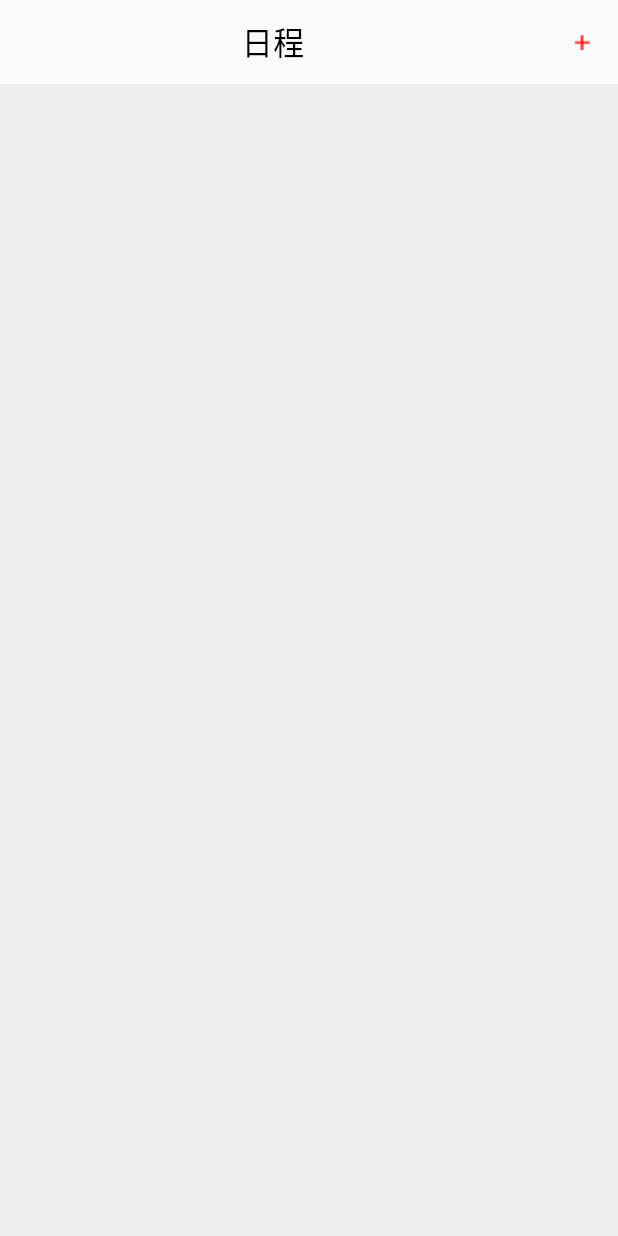
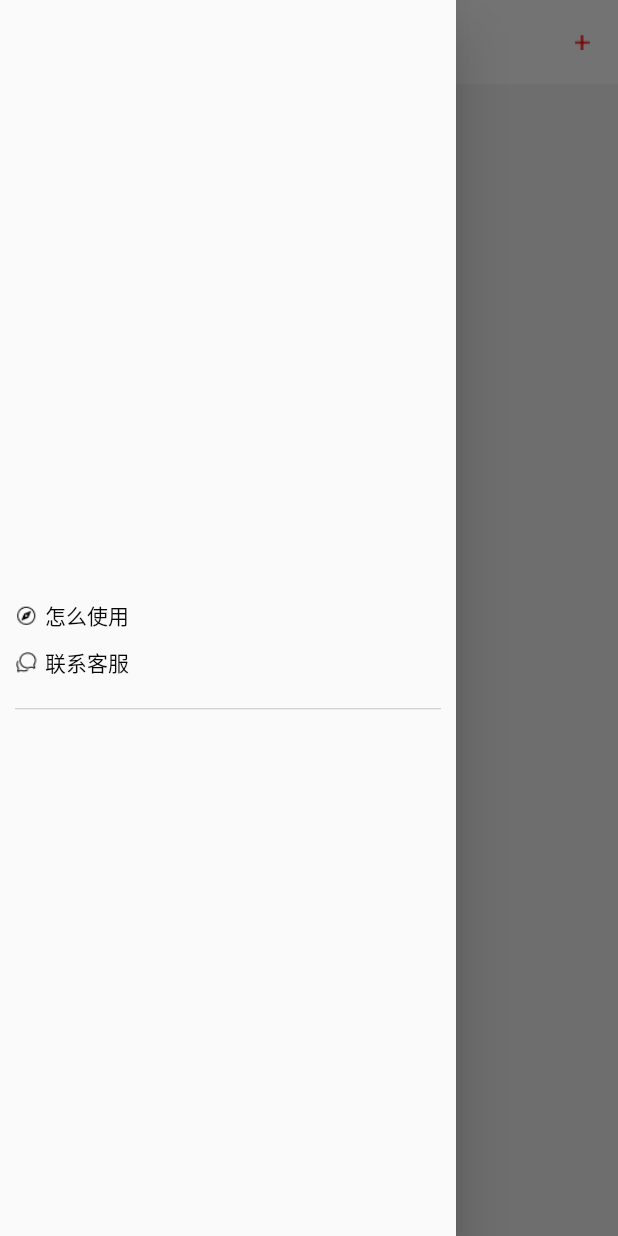
Before and after one commit to TG-lab3k/mobile-lapse-beta, a Flutter app: the screen it shows after launch, with the side drawer open (before the commit the screen has no drawer), on a phone screen of 412 x 824 dp. Run offline on Flutter 3.47's test engine with Material 2 defaults, Android fonts, the phone set to English and light mode, and no system bars; drawn by our look-alikes of pull_to_refresh; our stand-ins replace flutter_bloc, fluttertoast, go_router, sqflite; missing offline and left inert: flutter_cupertino_datetime_picker, simple_tags; accounts and stored records are empty; generated files the repository leaves out were written again.

Commit message:
Dev menu ui

```diff
--- a/lib/business/event/home/home_page.dart
+++ b/lib/business/event/home/home_page.dart
@@ -1,10 +1,14 @@
 import 'package:flutter/material.dart';
 import 'package:flutter_bloc/flutter_bloc.dart';
 import 'package:go_router/go_router.dart';
+import 'package:lapse/business/event/home/home_service.dart';
 import 'package:lapse/business/event/home/schedule_page.dart';
 import 'package:lapse/business/event/home/schedule_service.dart';
+import 'package:lapse/business/event/repository/database/tag.dart';
 import 'package:lapse/infra/asset/assets.dart';
 import 'package:lapse/l10n/localizations.dart';
+import 'package:lapse/theme/colors.dart';
+import 'package:lapse/widget/clickable.dart';
 import 'package:lapse/widget/toasts.dart';
 import 'package:pull_to_refresh/pull_to_refresh.dart';
 
@@ -62,6 +66,9 @@ class _EventHomePageState extends State<EventHomePage> {
         ],
       ),
       body: _buildBody(context),
+      drawer: Drawer(
+        child: _AppMenu(),
+      ),
     );
   }
 
@@ -84,3 +91,119 @@ class _EventHomePageState extends State<EventHomePage> {
     _scheduleService.listScheduleEvent();
   }
 }
+
+class _AppMenu extends StatelessWidget {
+  HomeMenuService _homeMenuService = HomeMenuService();
+  GlobalKey _blocProviderKey = GlobalKey();
+
+  @override
+  Widget build(BuildContext context) {
+    return BlocProvider(
+        key: _blocProviderKey,
+        create: (blocContext) => _homeMenuService..getHomeMenuInfo(),
+        child: BlocBuilder<HomeMenuService, HomeMenuState>(
+            builder: (blocContext, homeMenuState) {
+          return Container(
+            padding: const EdgeInsets.only(left: 10, right: 10),
+            child: CustomScrollView(
+              slivers: [
+                buildHeader(),
+                buildAppMenu(context),
+                buildDivider(),
+                buildCustomerMenu(homeMenuState.customerTagList),
+              ],
+            ),
+          );
+        }));
+  }
+
+  Widget buildHeader() {
+    return SliverToBoxAdapter(
+      child: SizedBox(height: 400),
+    );
+  }
+
+  Widget buildAppMenu(BuildContext context) {
+    var i18ns = TextI18ns.from(context);
+    return SliverToBoxAdapter(
+        child: Container(
+      margin: const EdgeInsets.only(bottom: 20),
+      child: Column(
+        children: [
+          Clickable(
+              host: Container(
+            margin: const EdgeInsets.only(bottom: 10),
+            child: Row(
+              children: [
+                Container(
+                  height: 15,
+                  width: 15,
+                  child: Assets.image("ic_appmenu_howtous.png"),
+                ),
+                Container(
+                    margin: const EdgeInsets.only(left: 5),
+                    child: Text(i18ns.menuHowtous,
+                        style: TextStyle(fontSize: 14, color: colorPrimary03)))
+              ],
+            ),
+          )),
+
+          //
+          Clickable(
+              host: Row(
+            children: [
+              Container(
+                height: 15,
+                width: 15,
+                child: Assets.image("ic_appmenu_customerservice.png"),
+              ),
+              Container(
+                  margin: const EdgeInsets.only(left: 5),
+                  child: Text(i18ns.menuCustomerservice,
+                      style: TextStyle(fontSize: 14, color: colorPrimary03)))
+            ],
+          )),
+        ],
+      ),
+    ));
+  }
+
+  Widget buildDivider() {
+    return SliverToBoxAdapter(child: Divider(height: 1, color: colorPrimary2));
+  }
+
+  Widget buildCustomerMenu(List<TagBo>? tagList) {
+    var count = tagList != null ? tagList!.length : 0;
+    print("#buildCustomerMenu# $count");
+    return SliverList(
+        delegate: SliverChildBuilderDelegate((BuildContext context, int index) {
+      TagBo tagBo = tagList!.elementAt(index);
+      return Container(
+        child: Row(
+          mainAxisAlignment: MainAxisAlignment.start,
+          children: [
+            Clickable(
+                host: Text(
+              "#  ${tagBo.tag}",
+              style: TextStyle(fontSize: 14, color: colorPrimary04),
+            )),
+            Expanded(
+                child: Container(
+              alignment: Alignment.topRight,
+              height: 40,
+              width: 40,
+              padding: const EdgeInsets.fromLTRB(5, 5, 0, 5),
+              child: IconButton(
+                icon: Assets.image("ic_menu_ellipsis_horizontal.png"),
+                onPressed: () {
+                  //TODO
+                  print("点击标签");
+                },
+              ),
+            ))
+          ],
+        ),
+      );
+    }, childCount: count));
+  }
+}
--- a/lib/business/event/home/home_service.dart
+++ b/lib/business/event/home/home_service.dart
@@ -2,11 +2,16 @@ import 'package:flutter/foundation.dart';
 import 'package:flutter_bloc/flutter_bloc.dart';
 import 'package:lapse/business/event/repository/database/database_repository.dart';
 import 'package:lapse/business/event/repository/database/memory_content.dart';
+import 'package:lapse/business/event/repository/database/tag.dart';
 
 class HomeState {
   List<EventBo>? memoryContents;
 
   HomeState({this.memoryContents});
+}
+
+class HomeMenuState {
+  List<TagBo>? customerTagList;
 }
 
 const String _logTag = "#HomeService#";
@@ -44,3 +49,16 @@ class HomeService extends Cubit<HomeState> {
     emit(HomeState(memoryContents: contentBos));
   }
 }
+
+class HomeMenuService extends Cubit<HomeMenuState> {
+  DatabaseRepository _databaseRepository = new DatabaseRepository();
+
+  HomeMenuService() : super(HomeMenuState());
+
+  getHomeMenuInfo() async {
+    var tagBoList = await _databaseRepository.listCustomerTags();
+    HomeMenuState homeMenuState = HomeMenuState();
+    homeMenuState.customerTagList = tagBoList;
+    emit(homeMenuState);
+  }
+}
--- a/lib/l10n/app_zh.arb
+++ b/lib/l10n/app_zh.arb
@@ -33,5 +33,7 @@
   "commonDateToday":"今天",
   "commonDateAfterOneDay":"明天",
   "commonDateAfterSeveralDay":"天后",
+  "menuHowtous":"怎么使用",
+  "menuCustomerservice":"联系客服",
   "eventContentHint":"请输入标题、内容（可选）、标签（可选）"
 }
```
Also changed, not shown: assets/images/ic_appmenu_customerservice.png (added), assets/images/ic_appmenu_howtous.png (added).
